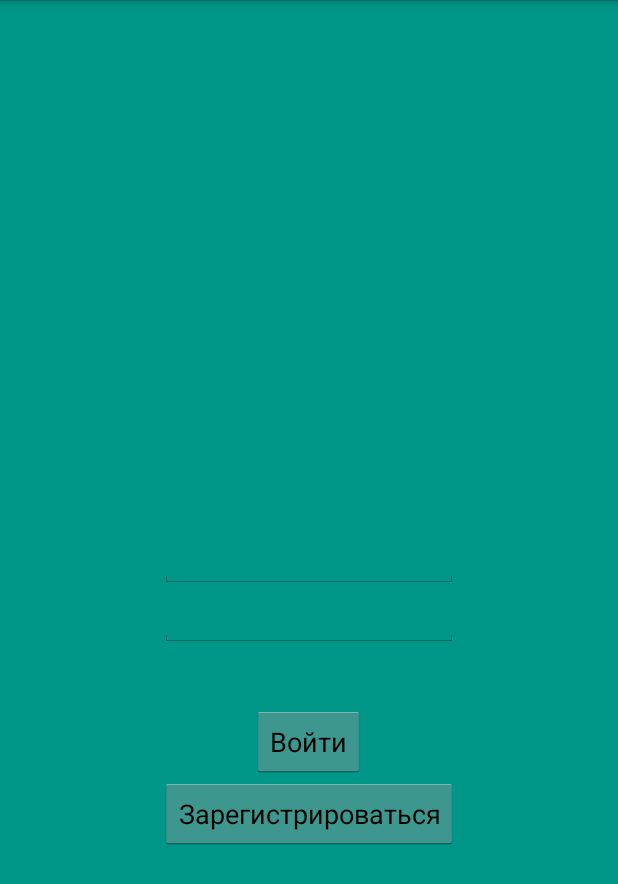
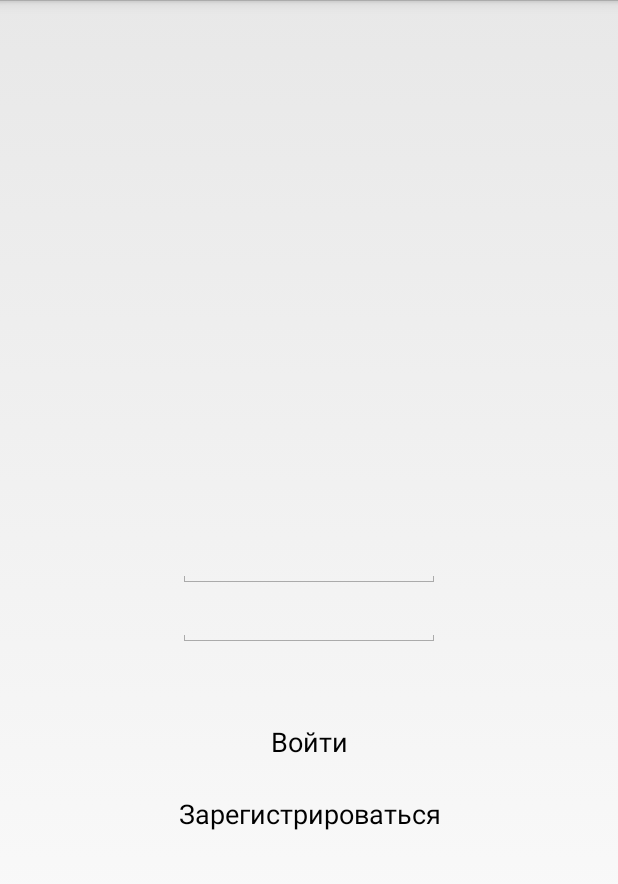
Before and after one commit to aloget/octopusClient, an Android app: the screen it shows after launch (MainActivity), on a phone screen of 412 x 824 dp. Shown: the top 884 px of the screen. Run offline under Robolectric (Android 15) with nearby library versions, the phone set to English and light mode, and no system bars; libraries missing offline, so code that uses them is left out: com.activeandroid, com.activeandroid.annotation, com.activeandroid.query, com.loopj.android, cz.msebera.android; 4 statements that could not run were skipped.

Commit message:
сплэш выделен в отдельную активити

```diff
--- a/app/src/main/java/com/example/anna/octopuschat/API/APIManager.java
+++ b/app/src/main/java/com/example/anna/octopuschat/API/APIManager.java
@@ -3,7 +3,6 @@ package com.example.anna.octopuschat.API;
 import android.content.Context;
 import android.net.ConnectivityManager;
 import android.net.NetworkInfo;
-import android.util.Log;
 
 import com.example.anna.octopuschat.Constants;
 import com.example.anna.octopuschat.dbTables.Message;
@@ -89,11 +88,7 @@ public class APIManager {
             @Override
             public void onFailure(int statusCode, Header[] headers, Throwable throwable, JSONObject errorResponse) {
                 if (listener != null) {
-                    try {
-                        listener.onRegisterFailure(statusCode, errorResponse.getString("error"));
-                    } catch (JSONException e) {
-                        e.printStackTrace();
-                    }
+                        listener.onRegisterFailure(statusCode, errorResponse.optString("error", "Ошибка!"));
                 }
             }
         });
@@ -128,11 +123,7 @@ public class APIManager {
             @Override
             public void onFailure(int statusCode, Header[] headers, Throwable throwable, JSONObject errorResponse) {
                 if (listener != null) {
-                    try {
-                        listener.onAuthorizeFailure(statusCode, errorResponse.getString("error"));
-                    } catch (JSONException e) {
-                        e.printStackTrace();
-                    }
+                    listener.onAuthorizeFailure(statusCode, errorResponse.optString("error", "Ошибка!"));
                 }
             }
         });
@@ -161,11 +152,7 @@ public class APIManager {
             @Override
             public void onFailure(int statusCode, Header[] headers, Throwable throwable, JSONObject errorResponse) {
                 if (listener != null) {
-                    try {
-                        listener.onGetUsersFailure(statusCode, errorResponse.getString("error"));
-                    } catch (JSONException e) {
-                        e.printStackTrace();
-                    }
+                    listener.onGetUsersFailure(statusCode, errorResponse.optString("error", "Ошибка!"));
                 }
             }
         });
@@ -210,10 +197,8 @@ public class APIManager {
 
             @Override
             public void onFailure(int statusCode, Header[] headers, Throwable throwable, JSONObject errorResponse) {
-                try {
-                    Log.w("GET_MESSAGES", errorResponse.getString("error"));
-                } catch (JSONException e) {
-                    e.printStackTrace();
+                if (listener != null) {
+                    listener.onGetMessagesFailure(statusCode, errorResponse.optString("error", "Ошибка!"));
                 }
             }
         });
@@ -256,10 +241,8 @@ public class APIManager {
 
             @Override
             public void onFailure(int statusCode, Header[] headers, Throwable throwable, JSONObject errorResponse) {
-                try {
-                    Log.w("POST_MESSAGE", errorResponse.getString("error"));
-                } catch (JSONException e) {
-                    e.printStackTrace();
+                if (listener != null) {
+                    listener.onPostMessagesFailure(statusCode, errorResponse.optString("error", "Ошибка!"));
                 }
             }
         });
--- a/app/src/main/java/com/example/anna/octopuschat/ChatActivity.java
+++ b/app/src/main/java/com/example/anna/octopuschat/ChatActivity.java
@@ -113,7 +113,7 @@ public class ChatActivity extends Activity implements MessagesListener {
 
     @Override
     public void onGetMessagesFailure(int code, String errorMessage) {
-        Toast.makeText(this, errorMessage, Toast.LENGTH_LONG).show();
+        Toast.makeText(this, errorMessage + " " + String.valueOf(code), Toast.LENGTH_LONG).show();
     }
 
     @Override
--- a/app/src/main/java/com/example/anna/octopuschat/Constants.java
+++ b/app/src/main/java/com/example/anna/octopuschat/Constants.java
@@ -7,5 +7,4 @@ public class Constants {
 
     public static final String BASE_API_ADDRESS = "http://77.37.157.227/api/";
 
-
 }
--- a/app/src/main/java/com/example/anna/octopuschat/MainActivity.java
+++ b/app/src/main/java/com/example/anna/octopuschat/MainActivity.java
@@ -1,62 +1,41 @@
 package com.example.anna.octopuschat;
 
 import android.app.Activity;
+import android.content.Context;
 import android.content.Intent;
 import android.os.Bundle;
-import android.os.Handler;
-import android.os.Message;
 import android.view.View;
+import android.view.inputmethod.InputMethodManager;
 import android.widget.Button;
 import android.widget.EditText;
 import android.widget.Toast;
 
 import com.example.anna.octopuschat.API.APIManager;
-import com.example.anna.octopuschat.dbTables.Profile;
 import com.example.anna.octopuschat.interfaces.AuthorizeListener;
 import com.example.anna.octopuschat.interfaces.RegisterListener;
 
-public class MainActivity extends Activity implements View.OnClickListener, RegisterListener, AuthorizeListener {
+public class MainActivity extends Activity implements View.OnClickListener, View.OnFocusChangeListener, RegisterListener, AuthorizeListener {
     private EditText et_username;
     private EditText et_password;
-
-    private boolean isDestroy;
-
-    private Handler handler = new Handler() {
-        @Override
-        public void dispatchMessage(Message msg) {
-            super.dispatchMessage(msg);
-            if (!isDestroy) {
-                Profile profile = Profile.getProfile();
-                if (profile != null) {
-                    APIManager.getInstance().authorize(profile.username, profile.password, MainActivity.this);
-                } else {
-                    hideSplash();
-                }
-            }
-        }
-    };
+    private Button btn_register;
+    private Button btn_login;
 
     @Override
     protected void onCreate(Bundle savedInstanceState) {
         super.onCreate(savedInstanceState);
         setTheme(R.style.NoActionBarAppTheme);
         setContentView(R.layout.activity_main);
-        Button bt_login = (Button) findViewById(R.id.bt_login);
-        Button bt_register = (Button) findViewById(R.id.bt_register);
+        btn_login = (Button) findViewById(R.id.bt_login);
+        btn_register = (Button) findViewById(R.id.bt_register);
         et_username = (EditText) findViewById(R.id.et_username);
         et_password = (EditText) findViewById(R.id.et_password);
 
-        bt_login.setOnClickListener(this);
-        bt_register.setOnClickListener(this);
-
-        handler.sendEmptyMessageDelayed(0, 2000);
+        btn_login.setOnClickListener(this);
+        btn_register.setOnClickListener(this);
+        et_username.setOnFocusChangeListener(this);
+        et_password.setOnFocusChangeListener(this);
     }
 
-    @Override
-    protected void onDestroy() {
-        super.onDestroy();
-        isDestroy = true;
-    }
 
     @Override
     public void onClick(View v) {
@@ -66,6 +45,24 @@ public class MainActivity extends Activity implements View.OnClickListener, Regi
                 break;
             case R.id.bt_register:
                 register();
+                break;
+        }
+    }
+
+    @Override
+    public void onFocusChange(View v, boolean hasFocus) {
+        switch (v.getId()) {
+            case R.id.et_username:
+                if (!hasFocus) {
+                    InputMethodManager imm = (InputMethodManager)getSystemService(Context.INPUT_METHOD_SERVICE);
+                    imm.hideSoftInputFromWindow(et_username.getWindowToken(), 0);
+                }
+                break;
+            case R.id.et_password:
+                if (!hasFocus) {
+                    InputMethodManager imm = (InputMethodManager)getSystemService(Context.INPUT_METHOD_SERVICE);
+                    imm.hideSoftInputFromWindow(et_password.getWindowToken(), 0);
+                }
                 break;
         }
     }
@@ -88,19 +85,11 @@ public class MainActivity extends Activity implements View.OnClickListener, Regi
         }
     }
 
-    private void startUsersActivity() {
-        startActivity(new Intent(this, UsersActivity.class));
-        finish();
-    }
-
-    private void hideSplash() {
-        findViewById(R.id.rl_content).setVisibility(View.VISIBLE);
-        findViewById(R.id.iv_splash).setVisibility(View.INVISIBLE);
-    }
 
     @Override
     public void onRegisterSuccess() {
-        startUsersActivity();
+        startActivity(new Intent(this, UsersActivity.class));
+        finish();
     }
 
     @Override
@@ -110,12 +99,12 @@ public class MainActivity extends Activity implements View.OnClickListener, Regi
 
     @Override
     public void onAuthorizeSuccess() {
-        startUsersActivity();
+        startActivity(new Intent(this, UsersActivity.class));
+        finish();
     }
 
     @Override
     public void onAuthorizeFailure(int code, String errorMessage) {
-        hideSplash();
         Toast.makeText(this, errorMessage, Toast.LENGTH_LONG).show();
     }
 }
--- /dev/null
+++ b/app/src/main/java/com/example/anna/octopuschat/SplashActivity.java
@@ -0,0 +1,58 @@
+package com.example.anna.octopuschat;
+
+import android.app.Activity;
+import android.content.Intent;
+import android.os.Bundle;
+
+import com.example.anna.octopuschat.API.APIManager;
+import com.example.anna.octopuschat.dbTables.Profile;
+import com.example.anna.octopuschat.interfaces.AuthorizeListener;
+
+import java.util.concurrent.TimeUnit;
+
+public class SplashActivity extends Activity implements AuthorizeListener {
+
+
+    private android.os.Handler handler = new android.os.Handler() {
+        @Override
+        public void dispatchMessage(android.os.Message msg) {
+            super.dispatchMessage(msg);
+            Profile profile = Profile.getProfile();
+            if (profile != null) {
+                APIManager.getInstance().authorize(profile.username, profile.password, SplashActivity.this);
+            } else {
+                startActivity(new Intent(SplashActivity.this, MainActivity.class));
+                finish();
+            }
+        }
+    };
+
+    @Override
+    protected void onCreate(Bundle savedInstanceState) {
+        super.onCreate(savedInstanceState);
+        setContentView(R.layout.activity_splash);
+        try {
+            TimeUnit.SECONDS.sleep(2);
+        } catch (Exception e) {
+            e.printStackTrace();
+        }
+
+        handler.sendEmptyMessageDelayed(0, 2000);
+    }
+
+    @Override
+    public void onBackPressed() {}
+
+    @Override
+    public void onAuthorizeSuccess() {
+        startActivity(new Intent(this, UsersActivity.class));
+        finish();
+    }
+
+    @Override
+    public void onAuthorizeFailure(int code, String errorMessage) {
+        startActivity(new Intent(this, MainActivity.class));
+        finish();
+    }
+
+}
--- a/app/src/main/res/layout/activity_main.xml
+++ b/app/src/main/res/layout/activity_main.xml
@@ -1,23 +1,16 @@
-<FrameLayout xmlns:android="http://schemas.android.com/apk/res/android"
+<RelativeLayout xmlns:android="http://schemas.android.com/apk/res/android"
+    android:id="@+id/rl_content"
     android:layout_width="match_parent"
-    android:layout_height="match_parent"
-    android:background="#009688">
-
-    <RelativeLayout
-        android:layout_width="match_parent"
-        android:layout_height="match_parent"
-        android:id="@+id/rl_content"
-        android:visibility="invisible">
+    android:layout_height="match_parent">
 
     <EditText
         android:id="@+id/et_username"
         android:layout_width="wrap_content"
         android:layout_height="wrap_content"
         android:layout_above="@+id/et_password"
-            android:layout_alignEnd="@+id/bt_register"
-            android:layout_alignLeft="@+id/et_password"
+        android:layout_alignLeft="@+id/bt_register"
         android:layout_alignRight="@+id/bt_register"
-            android:layout_alignStart="@+id/et_password"
+        android:autoText="false"
         android:inputType="text" />
 
     <EditText
@@ -39,7 +32,8 @@
         android:layout_below="@+id/et_password"
         android:layout_centerHorizontal="true"
         android:layout_marginTop="39dp"
-            android:text="@string/buttonLoginLabel" />
+        android:text="@string/buttonLoginLabel"
+        android:background="@drawable/abc_item_background_holo_light" />
 
     <Button
         android:id="@+id/bt_register"
@@ -47,13 +41,7 @@
         android:layout_height="wrap_content"
         android:layout_below="@+id/bt_login"
         android:layout_centerHorizontal="true"
-            android:text="@string/buttonRegisterLabel" />
+        android:text="@string/buttonRegisterLabel"
+        android:background="@drawable/abc_item_background_holo_light" />
 
 </RelativeLayout>
-
-    <ImageView
-        android:id="@+id/iv_splash"
-        android:layout_width="match_parent"
-        android:layout_height="match_parent"
-        android:src="@drawable/octopus" />
-</FrameLayout>
--- a/app/src/main/res/menu/menu_users.xml
+++ b/app/src/main/res/menu/menu_users.xml
@@ -5,6 +5,6 @@
     <item
         android:id="@+id/action_exit"
         android:orderInCategory="100"
-        android:title="@string/action_exit"
+        android:title="@string/action_logout"
         app:showAsAction="never" />
 </menu>
--- a/app/src/main/res/values/strings.xml
+++ b/app/src/main/res/values/strings.xml
@@ -1,7 +1,7 @@
 <resources>
     <string name="app_name">octopuschat</string>
 
-    <string name="action_exit">Exit</string>
+    <string name="action_logout">Log out</string>
     <string name="buttonLoginLabel">Войти</string>
     <string name="buttonRegisterLabel">Зарегистрироваться</string>
     <string name="title_users_activity">Все пользователи</string>
```
Also changed, not shown: app/src/main/AndroidManifest.xml (+9 -14 lines), app/src/main/res/layout/activity_splash.xml (added, +17 -0 lines). Lines whose indentation alone changed are shown as unchanged.
